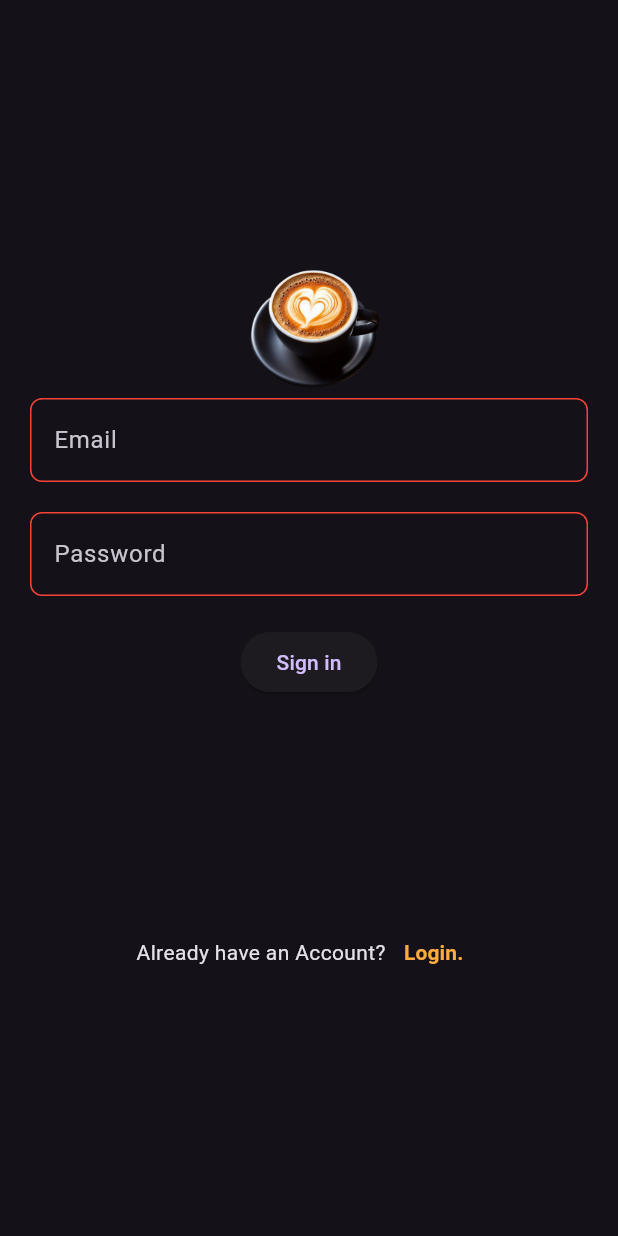
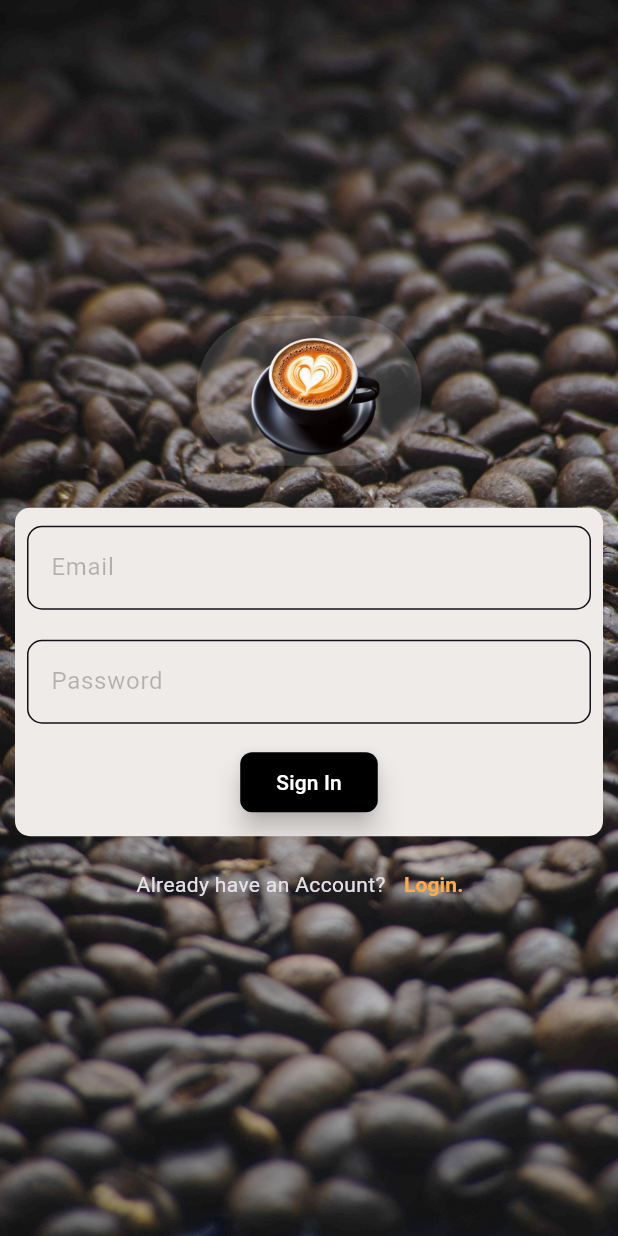
Before and after one commit to NourCodes/Flutter-Coffee-Shop-App, a Flutter app: the screen it shows after launch, on a phone screen of 412 x 824 dp. Run offline on Flutter 3.47's test engine with Material 3 defaults, Android fonts, the phone set to English and light mode, and no system bars.

Commit message:
Enhanced sign-up screen UI and fixed loading issue

```diff
--- a/lib/pages/loading_page.dart
+++ b/lib/pages/loading_page.dart
@@ -13,17 +13,27 @@ class MyHomePage extends StatefulWidget {
 
 class _MyHomePageState extends State<MyHomePage> {
   @override
-  Widget build(BuildContext context) {
-    Timer(
-      const Duration(seconds: 5),
-      () {
-        Navigator.of(context).push(
+  void initState() {
+    // TODO: implement initState
+    super.initState();
+    navigateToHome();
+  }
+
+  navigateToHome() async {
+    await Future.delayed(const Duration(milliseconds: 2000), () {});
+
+    if (mounted) {
+      Navigator.pushReplacement(
+        context,
         MaterialPageRoute(
           builder: (context) => const SignupScreen(),
         ),
       );
-      },
-    );
+    }
+  }
+
+  @override
+  Widget build(BuildContext context) {
     return Scaffold(
       body: Stack(
         children: [
@@ -38,7 +48,6 @@ class _MyHomePageState extends State<MyHomePage> {
           Center(
             child: Column(
               mainAxisAlignment: MainAxisAlignment.center,
-              crossAxisAlignment: CrossAxisAlignment.center,
               children: [
                 Image.asset(
                   fit: BoxFit.cover,
@@ -68,7 +77,8 @@ class _MyHomePageState extends State<MyHomePage> {
                         color: Colors.black,
                         blurRadius: 1,
                       )
-                      ]),
+                    ],
+                  ),
                 ),
               ],
             ),
--- a/lib/pages/signup_screen.dart
+++ b/lib/pages/signup_screen.dart
@@ -1,7 +1,4 @@
-import 'package:flutter/cupertino.dart';
 import 'package:flutter/material.dart';
-import 'package:flutter/widgets.dart';
-
 import 'login_screen.dart';
 
 class SignupScreen extends StatefulWidget {
@@ -16,28 +13,70 @@ class SignupScreen extends StatefulWidget {
 class _SignupScreenState extends State<SignupScreen> {
   final TextEditingController _emailController = TextEditingController();
   final TextEditingController _passwordController = TextEditingController();
+
   @override
   Widget build(BuildContext context) {
     return Scaffold(
-      body: Padding(
-        padding: const EdgeInsets.all(20.0),
+      resizeToAvoidBottomInset: false,
+      body: Container(
+        decoration: const BoxDecoration(
+          image: DecorationImage(
+            image: AssetImage(
+              "images/bk.jpg",
+            ),
+            fit: BoxFit.cover,
+            colorFilter: ColorFilter.mode(Colors.white, BlendMode.softLight),
+          ),
+        ),
         child: Column(
-          mainAxisAlignment: MainAxisAlignment.spaceEvenly,
+          mainAxisAlignment: MainAxisAlignment.center,
           children: [
-            Column(
+            Container(
+              decoration: BoxDecoration(
+                color: Colors.white12,
+                borderRadius: BorderRadius.circular(90),
+              ),
+              child: Image.asset(
+                "images/logo.png",
+                height: 100,
+              ),
+            ),
+            const SizedBox(
+              height: 20,
+            ),
+            Padding(
+              padding:
+                  const EdgeInsets.symmetric(vertical: 8.0, horizontal: 10),
+              child: Container(
+                decoration: BoxDecoration(
+                  color: Colors.brown.shade50,
+                  borderRadius: const BorderRadius.all(
+                    Radius.circular(10),
+                  ),
+                ),
+                child: Padding(
+                  padding: const EdgeInsets.symmetric(
+                    horizontal: 8,
+                    vertical: 12,
+                  ),
+                  child: Column(
                     children: [
-                SizedBox(
-                  height: 100,
-                  width: 200,
-                  child: Image.asset("images/logo.png"),
+                      TextField(
+                        style: const TextStyle(
+                          color: Colors.black,
                         ),
-                TextField(
                         controller: _emailController,
                         decoration: InputDecoration(
-                    label: const Text("Email"),
+                          labelText: "Email",
+                          labelStyle: const TextStyle(
+                            color: Colors.black26,
+                          ),
+                          focusedBorder: InputBorder.none,
                           enabledBorder: OutlineInputBorder(
-                      borderRadius: BorderRadius.circular(8),
-                      borderSide: const BorderSide(color: Colors.red),
+                            borderRadius: BorderRadius.circular(10),
+                            borderSide: BorderSide(
+                              color: Theme.of(context).primaryColor,
+                            ),
                           ),
                         ),
                       ),
@@ -45,23 +84,46 @@ class _SignupScreenState extends State<SignupScreen> {
                         height: 20,
                       ),
                       TextField(
+                        style: const TextStyle(color: Colors.black),
                         controller: _passwordController,
                         decoration: InputDecoration(
-                    label: const Text("Password"),
+                          border: OutlineInputBorder(
+                            borderRadius: BorderRadius.circular(10),
+                          ),
+                          labelText: "Password",
+                          labelStyle: const TextStyle(
+                            color: Colors.black26,
+                          ),
+                          focusedBorder: InputBorder.none,
                           enabledBorder: OutlineInputBorder(
-                      borderRadius: BorderRadius.circular(8),
-                      borderSide: const BorderSide(color: Colors.red),
+                            borderRadius: BorderRadius.circular(10),
+                            borderSide: BorderSide(
+                              color: Theme.of(context).primaryColor,
+                            ),
                           ),
                         ),
                       ),
                       const SizedBox(
-                  height: 20,
+                        height: 15,
                       ),
                       ElevatedButton(
+                        style: ElevatedButton.styleFrom(
+                          backgroundColor: Colors.black,
+                          elevation: 7,
+                          shape: RoundedRectangleBorder(
+                            borderRadius: BorderRadius.circular(8),
+                          ),
+                        ),
                         onPressed: () {},
-                  child: const Text("Sign in"),
+                        child: const Text(
+                          "Sign In",
+                          style: TextStyle(color: Colors.white),
+                        ),
                       ),
                     ],
+                  ),
+                ),
+              ),
             ),
             Row(
               mainAxisAlignment: MainAxisAlignment.center,
--- a/pubspec.yaml
+++ b/pubspec.yaml
@@ -63,6 +63,7 @@ flutter:
       - images/background.jpg
       - images/intro_c.gif
       - images/logo.png
+      - images/bk.jpg
 
   # An image asset can refer to one or more resolution-specific "variants", see
   # https://flutter.dev/assets-and-images/#resolution-aware
```
Also changed, not shown: images/bk.jpg (added). Lines whose indentation alone changed are shown as unchanged.
